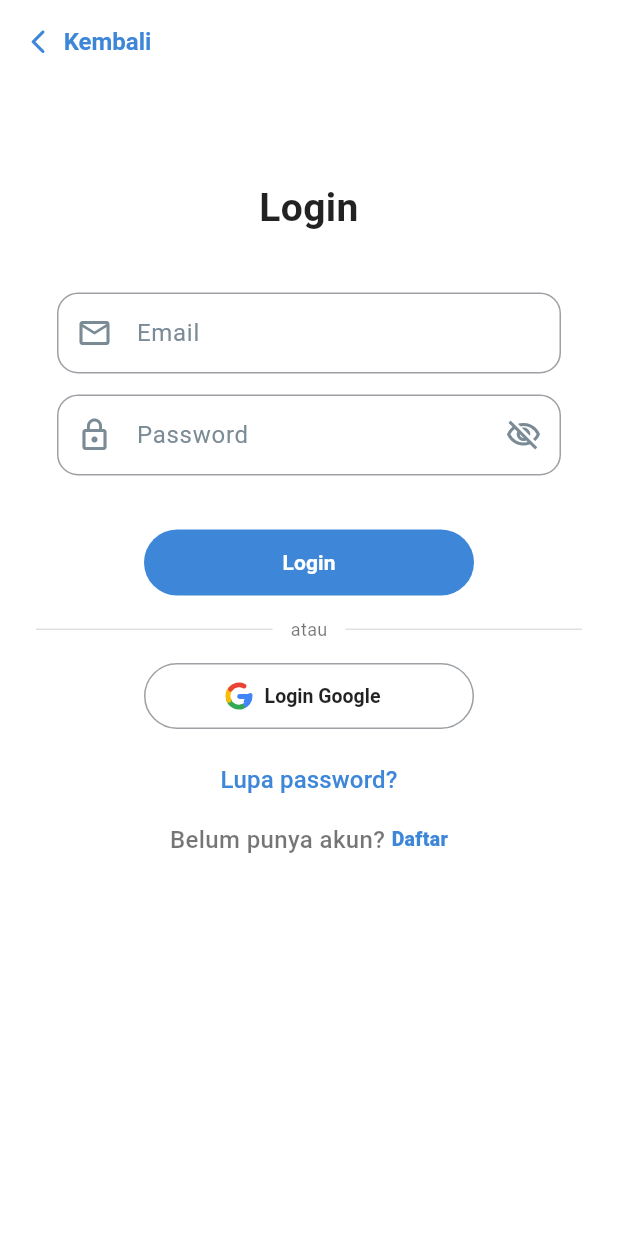
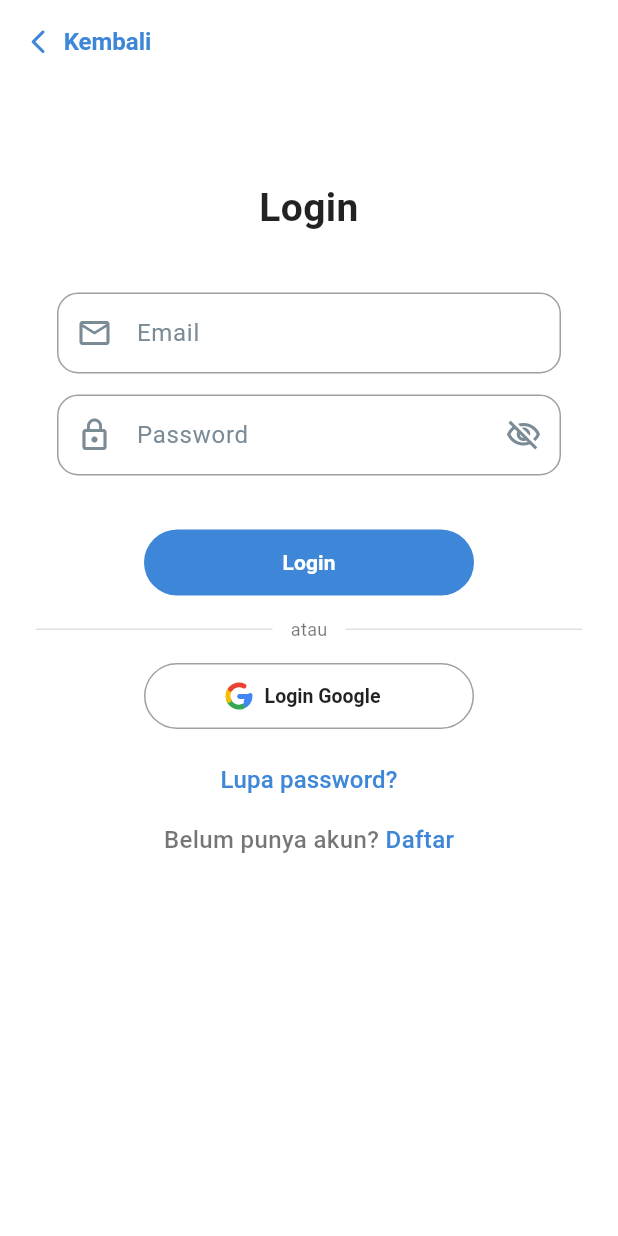
Before and after one commit to AffanRifai/Sistem-Presensi-Alumni-Digital-Sekolah-Mobile, a Flutter app: the screen it shows after launch, after a tap on "Masuk", on a phone screen of 412 x 824 dp. Run offline on Flutter 3.47's test engine with Material 3 defaults, Android fonts, the phone set to English and light mode, and no system bars; our stand-ins replace firebase_core, firebase_messaging, flutter_html, flutter_local_notifications, flutter_secure_storage, google_sign_in and 2 more; missing offline and left inert: google_sign_in_web, mobile_scanner; accounts and stored records are empty; network calls fail.

```diff
--- a/lib/features/auth/login_page.dart
+++ b/lib/features/auth/login_page.dart
@@ -496,8 +496,8 @@ class _LoginPageState extends State<LoginPage> {
                                 'Daftar',
                                 style: TextStyle(
                                   color: buttonColor,
-                                  fontSize: 13,
-                                  fontWeight: FontWeight.w800,
+                                  fontSize: 16,
+                                  fontWeight: FontWeight.w500,
                                 ),
                               ),
                             ),
--- a/lib/main.dart
+++ b/lib/main.dart
@@ -3,7 +3,10 @@ import 'package:firebase_core/firebase_core.dart';
 import 'package:firebase_messaging/firebase_messaging.dart';
 import 'package:flutter/foundation.dart';
 import 'core/navigation/app_navigator.dart';
+import 'features/auth/data/auth_service.dart';
+import 'features/auth/pending_verification_page.dart';
 import 'features/auth/welcome_page.dart';
+import 'features/home/home_page.dart';
 
 @pragma('vm:entry-point')
 Future<void> _firebaseMessagingBackgroundHandler(RemoteMessage message) async {
@@ -44,7 +47,69 @@ class MyApp extends StatelessWidget {
       theme: ThemeData(
         colorScheme: ColorScheme.fromSeed(seedColor: const Color(0xFF3E87D8)),
       ),
-      home: const WelcomePage(),
+      home: const SessionGate(),
     );
   }
 }
+
+class SessionGate extends StatefulWidget {
+  const SessionGate({super.key});
+
+  @override
+  State<SessionGate> createState() => _SessionGateState();
+}
+
+class _SessionGateState extends State<SessionGate> {
+  final AuthService _authService = AuthService();
+
+  @override
+  void initState() {
+    super.initState();
+    _resolveSession();
+  }
+
+  Future<void> _resolveSession() async {
+    Widget nextPage = const WelcomePage();
+
+    try {
+      final token = await _authService.readToken();
+      if (token != null && token.isNotEmpty) {
+        AuthUser? user;
+        try {
+          user = await _authService.refreshCurrentUser();
+        } catch (_) {
+          user = await _authService.readUser();
+        }
+
+        if (user != null) {
+          if (user.role == 'alumni' && user.verificationStatus == 'pending') {
+            nextPage = const PendingVerificationPage();
+          } else if (user.role == 'alumni' &&
+              user.verificationStatus == 'rejected') {
+            await _authService.logout();
+            nextPage = const WelcomePage();
+          } else {
+            nextPage = const HomePage();
+          }
+        }
+      }
+    } catch (_) {
+      nextPage = const WelcomePage();
+    }
+
+    if (!mounted) return;
+
+    Navigator.pushReplacement(
+      context,
+      MaterialPageRoute(builder: (_) => nextPage),
+    );
+  }
+
+  @override
+  Widget build(BuildContext context) {
+    return const Scaffold(
+      backgroundColor: Colors.white,
+      body: Center(child: CircularProgressIndicator()),
+    );
+  }
+}
```
Also changed, not shown: lib/core/network/fcm_service.dart (+27 -21 lines), lib/features/alumni/alumni_event_detail_page.dart (+7 -7 lines), lib/features/alumni/alumni_event_form_page.dart (+5 -5 lines), lib/features/alumni/alumni_event_page.dart (+6 -6 lines), lib/features/alumni/alumni_profile_edit_page.dart (+5 -5 lines), lib/features/alumni/alumni_profile_page.dart (+10 -8 lines), lib/features/alumni/job_vacancy_page.dart (+9 -9 lines), lib/features/home/home_page.dart (+78 -17 lines), 3 other files.
